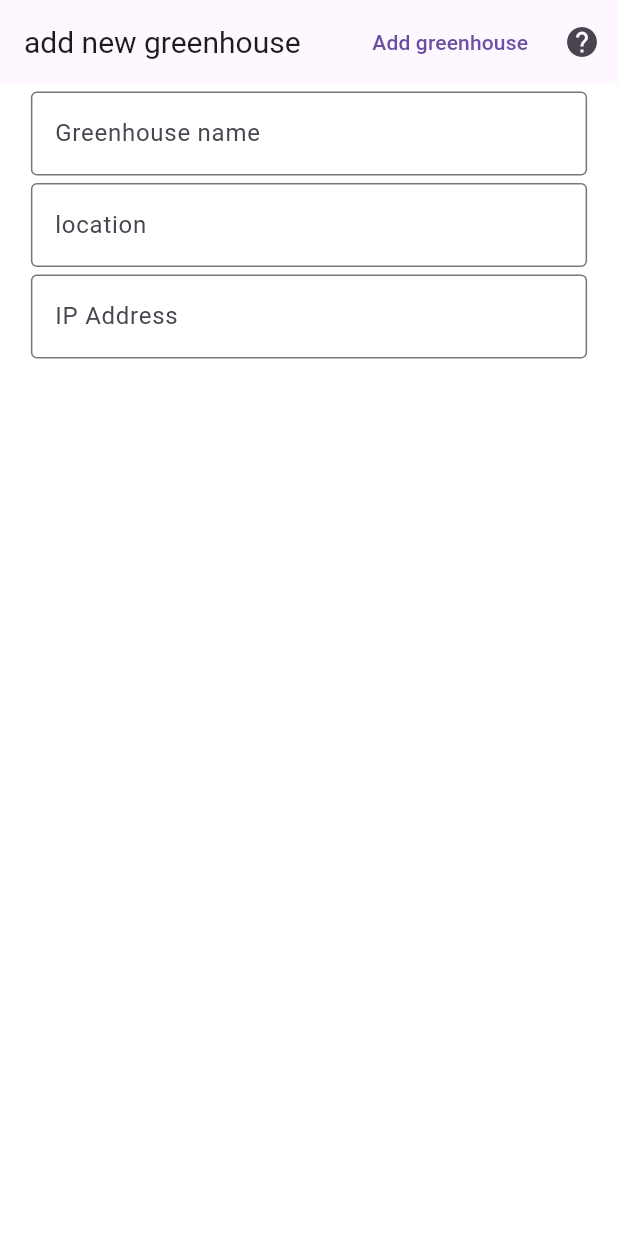
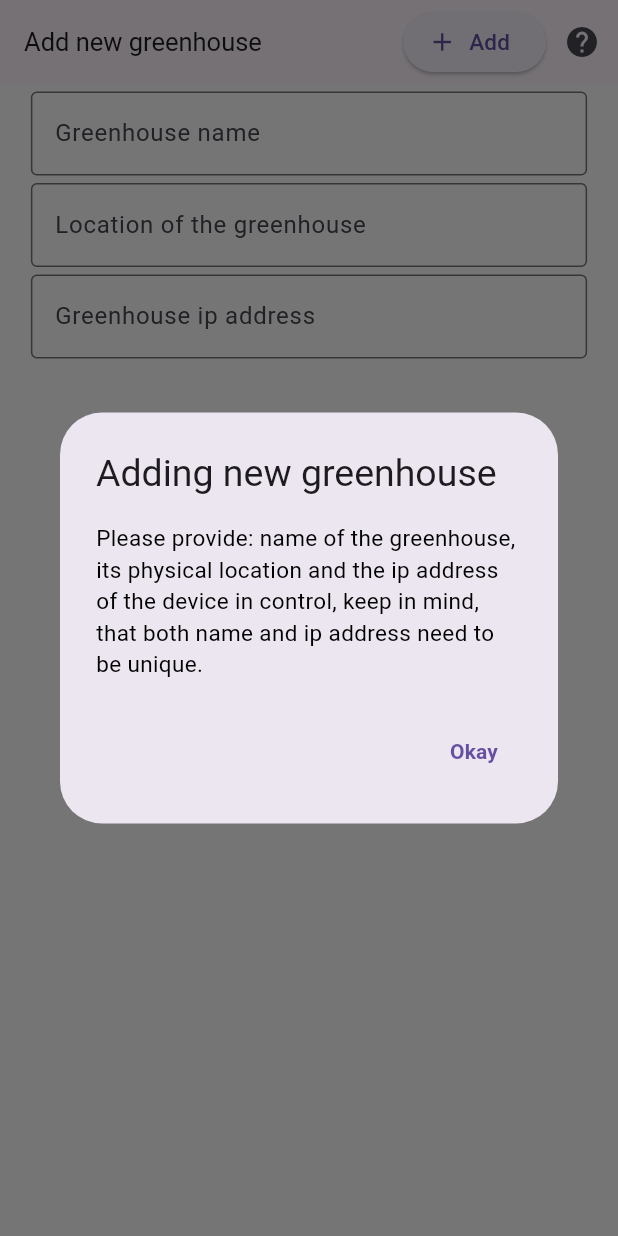
Before and after one commit to Sconguser/greenhouseMobile, a Flutter app: the AddNewGreenhouseModal screen opened directly, after a tap on the "help" icon, on a phone screen of 412 x 824 dp. Run offline on Flutter 3.47's test engine with Material 3 defaults, Android fonts, the phone set to English and light mode, and no system bars; drawn by our look-alikes of flutter_form_builder; our stand-ins replace another_xlider, firebase_core, firebase_messaging, flutter_local_notifications, flutter_riverpod, flutter_secure_storage and 8 more; missing offline and left inert: language_picker; accounts and stored records are empty; generated files the repository leaves out were written again; statements that could not run were skipped.

Commit message:
add greenhouse help content

```diff
--- a/lib/l10n/intl_en.arb
+++ b/lib/l10n/intl_en.arb
@@ -53,5 +53,14 @@
     "addNewPlantTemperatureSlider":"Temperature range: from {lower} {unit} to {upper} {unit}",
     "addNewPlantHumiditySlider":"Humidity range: from {lower} {unit} to {upper} {unit}",
     "addNewPlantSoilHumiditySlider":"Soil humidity range: from {lower} {unit} to {upper} {unit}",
+    "addNewGreenhouseHelpTitle":"Adding new greenhouse",
+    "addNewGreenhouseHelpDismiss":"Okay",
+    "addNewGreenhouseHelpContent":"Please provide: name of the greenhouse, its physical location and the ip address of the device in control, keep in mind, that both name and ip address need to be unique.",
+    "addNewGreenhouseAppbarButton":"Add",
+    "addNewGreenhouseAppbarTitle":"Add new greenhouse",
+    "addNewGreenhouseTextFieldGreenhouseNameLabel":"Greenhouse name",
+    "addNewGreenhouseTextFieldGreenhouseLocationLabel":"Location of the greenhouse",
+    "addNewGreenhouseTextFieldGreenhouseIpAddressLabel":"Greenhouse ip address",
+    "addNewGreenhouseTextFieldGreenhouseIpAddressErrorLabel":"A correct ip address needs to be provided",
     "test":"test"
 }
--- a/lib/l10n/intl_pl.arb
+++ b/lib/l10n/intl_pl.arb
@@ -46,12 +46,21 @@
     "addNewPlantAppbarTitle":"Dodaj nową roślinę",
     "addNewPlantAppbarButton":"Dodaj",
     "addNewPlantHelpTitle":"Dodawanie rośliny",
-    "addNewPlantHelpContent":"Proszę podaj: nazwę rośliny, opis, np. potrzeby rośliny, minimalną i maksymalną temperaturę, wilgotność gleby i powietrza, w których roślinie będzie dobrze. Opcjonalnie możesz dodać zdjęcie. Nie można dodać wiele razy tej samej rośliny (nazwy)",
+    "addNewPlantHelpContent":"Proszę podać: nazwę rośliny, opis, np. potrzeby rośliny, minimalną i maksymalną temperaturę, wilgotność gleby i powietrza, w których roślinie będzie dobrze. Opcjonalnie możesz dodać zdjęcie. Nie można dodać wiele razy tej samej rośliny (nazwy)",
     "addNewPlantHelpDismiss":"Okej",
     "addNewPlantTextFieldPlantName":"Nazwa rośliny",
     "addNewPlantTextFieldDescription":"Opis",
     "addNewPlantTemperatureSlider":"Zakres temperatury: od {lower} {unit} do {upper} {unit}",
     "addNewPlantHumiditySlider":"Zakres wilgotności: od {lower} {unit} do {upper} {unit}",
     "addNewPlantSoilHumiditySlider":"Zakres wilgotności gleby: od {lower} {unit} do {upper} {unit}",
+    "addNewGreenhouseHelpTitle":"Dodawanie szklarni",
+    "addNewGreenhouseHelpDismiss":"Okej",
+    "addNewGreenhouseHelpContent":"Proszę podać: nazwę szklarni, jej fizyczną lokalizację i adres ip urządzenia kontrolującego, należy pamiętać, że zarówno nazwa, jak i adres ip muszą być unikalne.",
+    "addNewGreenhouseAppbarButton":"Dodaj",
+    "addNewGreenhouseAppbarTitle":"Dodaj szklarnię",
+    "addNewGreenhouseTextFieldGreenhouseNameLabel":"Nazwa szklarni",
+    "addNewGreenhouseTextFieldGreenhouseLocationLabel":"Lokalizacja szklarni",
+    "addNewGreenhouseTextFieldGreenhouseIpAddressLabel":"Adres ip szklarni",
+    "addNewGreenhouseTextFieldGreenhouseIpAddressErrorLabel":"Należy podać właściwy adres ip",
     "test":"sprawdzam"
 }
--- a/lib/views/greenhouses/widgets.dart
+++ b/lib/views/greenhouses/widgets.dart
@@ -272,12 +272,12 @@ class _AddNewGreenhouseModalState extends ConsumerState<AddNewGreenhouseModal> {
             primary: false,
             appBar: AppBar(
               title: Text(
-                "add new greenhouse",
-                style: TextStyle(fontSize: 20),
+                S.of(context).addNewGreenhouseAppbarTitle,
+                style: TextStyle(fontSize: 17),
               ),
               automaticallyImplyLeading: false,
               actions: [
-                TextButton(
+                ElevatedButton.icon(
                   onPressed: () async {
                     _formKey.currentState?.validate();
                     if (_formKey.currentState != null &&
@@ -292,11 +292,41 @@ class _AddNewGreenhouseModalState extends ConsumerState<AddNewGreenhouseModal> {
                       Navigator.of(mainContext).pop();
                     }
                   },
-                  child: Text("Add greenhouse"),
+                  icon: Icon(
+                    Icons.add,
+                    size: 20,
+                  ),
+                  label: Text(
+                    S.of(context).addNewGreenhouseAppbarButton,
+                    style: TextStyle(fontSize: 15),
+                  ),
                 ),
                 IconButton(
                   icon: Icon(Icons.help),
-                  onPressed: () {},
+                  onPressed: () {
+                    showDialog(
+                        context: context,
+                        builder: (dialogContext) => AlertDialog(
+                              title: Text(
+                                  S.of(context).addNewGreenhouseHelpTitle,
+                                  style: TextStyle(fontSize: 25)),
+                              content: Text(
+                                  S.of(context).addNewGreenhouseHelpContent,
+                                  style: TextStyle(fontSize: 15)),
+                              actions: [
+                                TextButton(
+                                  child: Text(
+                                      S.of(context).addNewGreenhouseHelpDismiss,
+                                      style: TextStyle(
+                                          fontWeight: FontWeight.bold)),
+                                  onPressed: () {
+                                    Navigator.pop(dialogContext);
+                                  },
+                                ),
+                              ],
+                            ),
+                        barrierDismissible: true);
+                  },
                 ),
               ],
             ),
@@ -314,7 +344,9 @@ class _AddNewGreenhouseModalState extends ConsumerState<AddNewGreenhouseModal> {
                           key: _nameFieldKey,
                           name: 'name',
                           decoration: InputDecoration(
-                            labelText: "Greenhouse name",
+                            labelText: S
+                                .of(context)
+                                .addNewGreenhouseTextFieldGreenhouseNameLabel,
                             border: OutlineInputBorder(),
                           ),
                           validator: FormBuilderValidators.compose([
@@ -328,7 +360,9 @@ class _AddNewGreenhouseModalState extends ConsumerState<AddNewGreenhouseModal> {
                           key: _locationFieldKey,
                           name: 'location',
                           decoration: InputDecoration(
-                            labelText: "location",
+                            labelText: S
+                                .of(context)
+                                .addNewGreenhouseTextFieldGreenhouseLocationLabel,
                             border: OutlineInputBorder(),
                           ),
                           validator: FormBuilderValidators.compose([
@@ -342,7 +376,9 @@ class _AddNewGreenhouseModalState extends ConsumerState<AddNewGreenhouseModal> {
                           key: _ipAddressFieldKey,
                           name: 'ipAddress',
                           decoration: InputDecoration(
-                            labelText: "IP Address",
+                            labelText: S
+                                .of(context)
+                                .addNewGreenhouseTextFieldGreenhouseIpAddressLabel,
                             border: OutlineInputBorder(),
                           ),
                           autovalidateMode: AutovalidateMode.onUserInteraction,
@@ -352,7 +388,9 @@ class _AddNewGreenhouseModalState extends ConsumerState<AddNewGreenhouseModal> {
                                   errorText:
                                       S.of(context).authThisFieldCannotBeEmpty),
                               FormBuilderValidators.ip(
-                                errorText: "Musisz podać prawidłowy adres IP",
+                                errorText: S
+                                    .of(context)
+                                    .addNewGreenhouseTextFieldGreenhouseIpAddressErrorLabel,
                               )
                             ],
                           ),
@@ -398,7 +436,10 @@ class _AddNewPlantFormState extends ConsumerState<AddNewPlantForm> {
     double width = MediaQuery.of(context).size.width;
     return Scaffold(
       appBar: AppBar(
-        title: Text(S.of(context).addNewPlantAppbarTitle, style:TextStyle(fontSize: 17),),
+        title: Text(
+          S.of(context).addNewPlantAppbarTitle,
+          style: TextStyle(fontSize: 17),
+        ),
         actions: [
           ElevatedButton.icon(
             onPressed: () async {
@@ -418,10 +459,13 @@ class _AddNewPlantFormState extends ConsumerState<AddNewPlantForm> {
                 Navigator.of(context).pop();
               }
             },
-            icon: Icon(Icons.add, size: 20,),
+            icon: Icon(
+              Icons.add,
+              size: 20,
+            ),
             label: Text(
               S.of(context).addNewPlantAppbarButton,
-              style:TextStyle(fontSize: 15),
+              style: TextStyle(fontSize: 15),
             ),
           ),
           IconButton(
@@ -460,7 +504,7 @@ class _AddNewPlantFormState extends ConsumerState<AddNewPlantForm> {
             child: SingleChildScrollView(
               child: Column(
                 children: [
-                  SizedBox(height:5),
+                  SizedBox(height: 5),
                   FormBuilderTextField(
                     key: _nameFieldKey,
                     name: 'name',
@@ -599,6 +643,7 @@ class PlantTile extends StatelessWidget {
 
 class GreenhouseControlPanel extends ConsumerStatefulWidget {
   const GreenhouseControlPanel({super.key, required this.greenhouseStatus});
+
   final GreenhouseStatus greenhouseStatus;
 
   @override
@@ -818,189 +863,3 @@ class GreenhouseStatusPanel extends StatelessWidget {
     );
   }
 }
-// class PlantTile extends StatelessWidget {
-//   const PlantTile({
-//     Key? key,
-//     required this.plant,
-//   }) : super(key: key);
-//
-//   final Plant plant;
-//   @override
-//   Widget build(BuildContext context) {
-//     return GestureDetector(
-//       onTap: () {
-//         Navigator.push(
-//           context,
-//           MaterialPageRoute(
-//             builder: (context) => PlantDetailsPage(plant: plant),
-//           ),
-//         );
-//       },
-//       child: Container(
-//         margin: const EdgeInsets.symmetric(vertical: 10),
-//         padding: const EdgeInsets.all(16),
-//         color: Colors.transparent,
-//         child: Row(
-//           children: [
-//             // Image of the plant
-//             if (plant.image_url != null)
-//               ClipRRect(
-//                 borderRadius: BorderRadius.circular(8),
-//                 child: Image.network(
-//                   plant.image_url!,
-//                   width: 60,
-//                   height: 60,
-//                   fit: BoxFit.cover,
-//                 ),
-//               ),
-//             if (plant.image_url != null) const SizedBox(width: 12),
-//             // Plant details
-//             Expanded(
-//               child: Column(
-//                 crossAxisAlignment: CrossAxisAlignment.start,
-//                 children: [
-//                   Text(
-//                     plant.name,
-//                     style: Theme.of(context).textTheme.titleMedium,
-//                   ),
-//                   const SizedBox(height: 4),
-//                   Text(
-//                     plant.description,
-//                     style: Theme.of(context)
-//                         .textTheme
-//                         .bodySmall
-//                         ?.copyWith(color: Colors.grey[600]),
-//                     maxLines: 2,
-//                     overflow: TextOverflow.ellipsis,
-//                   ),
-//                 ],
-//               ),
-//             ),
-//           ],
-//         ),
-//       ),
-//     );
-//   }
-// }
-
-// class PlantDetails extends StatelessWidget {
-//   const PlantDetails({
-//     Key? key,
-//     required this.name,
-//     required this.description,
-//     required this.specialNeeds,
-//     required this.requiredTemperature,
-//     required this.requiredHumidity,
-//     this.imageUrl,
-//   }) : super(key: key);
-//
-//   final String name;
-//   final String description;
-//   final String specialNeeds;
-//   final String requiredTemperature;
-//   final String requiredHumidity;
-//   final String? imageUrl;
-//
-//   @override
-//   Widget build(BuildContext context) {
-//     return Padding(
-//       padding: const EdgeInsets.all(16),
-//       child: SingleChildScrollView(
-//         child: Column(
-//           crossAxisAlignment: CrossAxisAlignment.start,
-//           children: [
-//             // Optional Image
-//             if (imageUrl != null)
-//               ClipRRect(
-//                 borderRadius: BorderRadius.circular(8),
-//                 child: Image.network(imageUrl!),
-//               ),
-//             const SizedBox(height: 16),
-//             // Plant Information
-//             Text(name, style: Theme.of(context).textTheme.headlineSmall),
-//             const SizedBox(height: 8),
-//             Text(description, style: Theme.of(context).textTheme.bodyMedium),
-//             const SizedBox(height: 16),
-//             Text(
-//               'Special Needs: $specialNeeds',
-//               style: Theme.of(context).textTheme.bodyMedium,
-//             ),
-//             const SizedBox(height: 8),
-//             Text(
-//               'Humidity: $requiredHumidity',
-//               style: Theme.of(context).textTheme.bodyMedium,
-//             ),
-//             const SizedBox(height: 8),
-//             Text(
-//               'Temperature: $requiredTemperature',
-//               style: Theme.of(context).textTheme.bodyMedium,
-//             ),
-//           ],
-//         ),
-//       ),
-//     );
-//   }
-// }
-
-// class PlantDetailsPage extends StatelessWidget {
-//   const PlantDetailsPage({
-//     Key? key,
-//     required this.plant,
-//   }) : super(key: key);
-//
-//   final Plant plant;
-//
-//   @override
-//   Widget build(BuildContext context) {
-//     return Scaffold(
-//       appBar: AppBar(
-//         title: Text(plant.name),
-//       ),
-//       body: Padding(
-//         padding: const EdgeInsets.all(16),
-//         child: SingleChildScrollView(
-//           child: Column(
-//             crossAxisAlignment: CrossAxisAlignment.start,
-//             children: [
-//               // Display Image
-//               if (plant.image_url != null)
-//                 ClipRRect(
-//                   borderRadius: BorderRadius.circular(8),
-//                   child: Image.network(
-//                     plant.image_url!,
-//                     width: double.infinity,
-//                     height: 200,
-//                     fit: BoxFit.cover,
-//                   ),
-//                 ),
-//               const SizedBox(height: 16),
-//               // Plant Details
-//               Text(plant.name,
-//                   style: Theme.of(context).textTheme.headlineSmall),
-//               const SizedBox(height: 8),
-//               Text(
-//                 plant.description,
-//                 style: Theme.of(context).textTheme.bodyMedium,
-//               ),
-//               const SizedBox(height: 16),
-//               Text(
-//                 'Special Needs: ${plant.special_needs}',
-//                 style: Theme.of(context).textTheme.bodyMedium,
-//               ),
-//               const SizedBox(height: 8),
-//               Text(
-//                 'Humidity: ${plant.required_humidity}',
-//                 style: Theme.of(context).textTheme.bodyMedium,
-//               ),
-//               const SizedBox(height: 8),
-//               Text(
-//                 'Temperature: ${plant.required_temperature}',
-//                 style: Theme.of(context).textTheme.bodyMedium,
-//               ),
-//             ],
-//           ),
-//         ),
-//       ),
-//     );
-//   }
-// }
```
